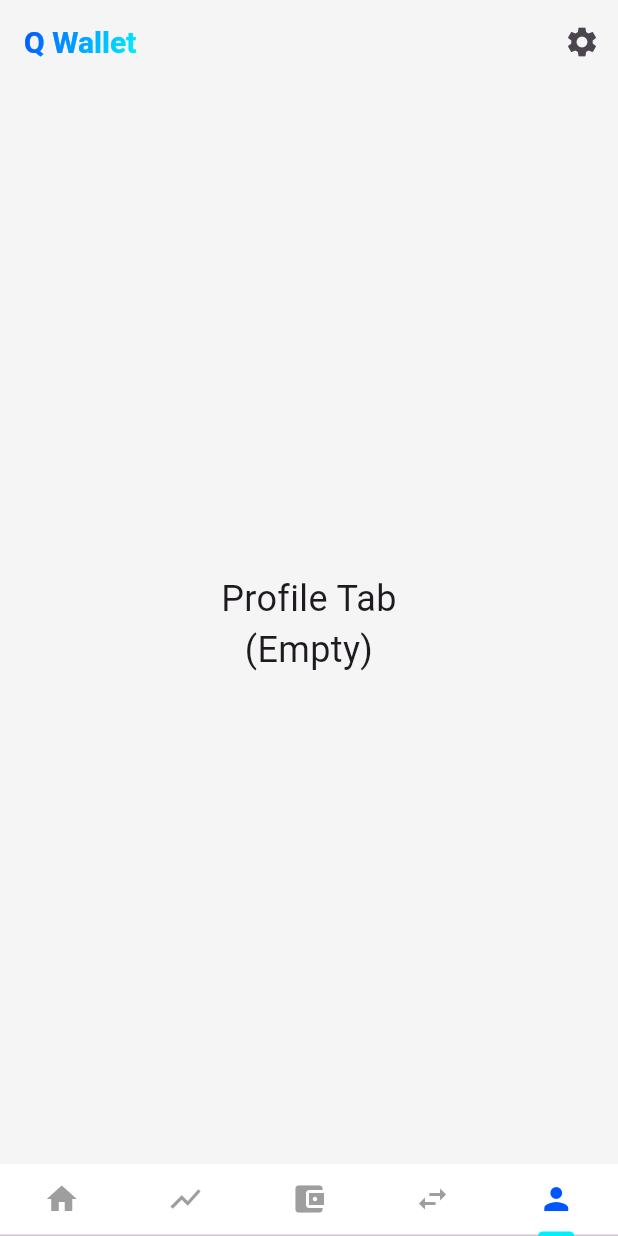
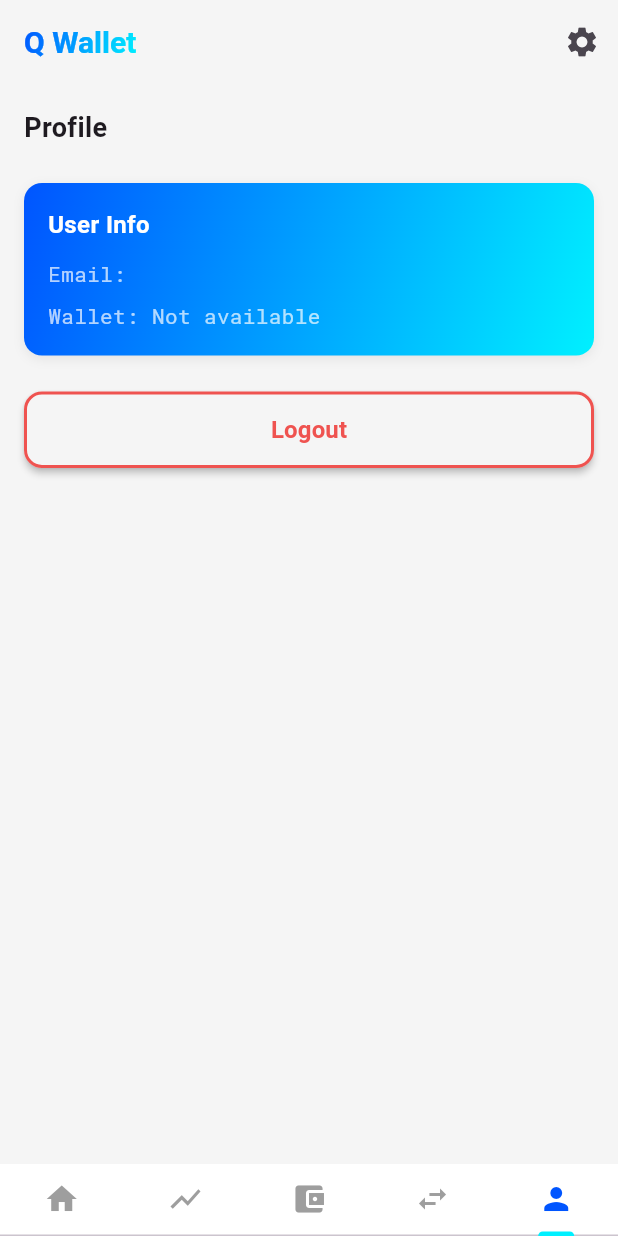
Before and after one commit to zianksm/Eth-Taipei, a Flutter app: the WalletHomePage screen opened directly, item 5 of the bottom bar chosen, on a phone screen of 412 x 824 dp. Run offline on Flutter 3.47's test engine with Material 3 defaults, Android fonts, the phone set to English and light mode, and no system bars; our stand-ins replace firebase_auth, firebase_core, flutter_dotenv, flutter_secure_storage, font_awesome_flutter, google_sign_in; missing offline and left inert: flutter_inappwebview, wallet, web3dart; accounts and stored records are empty.

Commit message:
Added profile tab

```diff
--- a/frontend/q_wallet/lib/pages/home_page.dart
+++ b/frontend/q_wallet/lib/pages/home_page.dart
@@ -3,6 +3,7 @@ import 'package:q_wallet/pages/empty_tab_page.dart';
 import 'package:q_wallet/pages/wallet_tab.dart';
 import 'package:q_wallet/pages/order_book_tab.dart';
 import 'package:q_wallet/pages/transaction_tab.dart';
+import 'package:q_wallet/pages/profile_tab.dart';
 
 class WalletHomePage extends StatefulWidget {
   const WalletHomePage({super.key});
@@ -68,7 +69,7 @@ class _WalletHomePageState extends State<WalletHomePage> with SingleTickerProvid
           EmptyTabPage(tabName: 'Stats'),
           WalletTab(),
           TransactionTab(),
-          EmptyTabPage(tabName: 'Profile'),
+          ProfileTab(),
         ],
       ),
       bottomNavigationBar: Container(
--- /dev/null
+++ b/frontend/q_wallet/lib/pages/profile_tab.dart
@@ -0,0 +1,158 @@
+import 'package:flutter/material.dart';
+import 'package:firebase_auth/firebase_auth.dart';
+import 'package:flutter_secure_storage/flutter_secure_storage.dart';
+import 'package:web3dart/web3dart.dart' as web3;
+import 'package:q_wallet/pages/login_page.dart';
+
+class ProfileTab extends StatefulWidget {
+  const ProfileTab({super.key});
+
+  @override
+  State<ProfileTab> createState() => _ProfileTabState();
+}
+
+class _ProfileTabState extends State<ProfileTab> {
+  String? email;
+  String? walletAddress;
+  bool _isLoading = true;
+
+  @override
+  void initState() {
+    super.initState();
+    _loadProfileData();
+  }
+
+  Future<void> _loadProfileData() async {
+    final user = FirebaseAuth.instance.currentUser;
+    if (user != null) {
+      email = user.email;
+
+      const storage = FlutterSecureStorage();
+      final uid = user.uid;
+      final storedPrivateKey = await storage.read(key: 'privateKey_$uid');
+      if (storedPrivateKey != null) {
+        final credentials = web3.EthPrivateKey.fromHex(storedPrivateKey);
+        walletAddress = '0x' + credentials.address.toString();
+      }
+    }
+    setState(() {
+      _isLoading = false;
+    });
+  }
+
+  Future<void> _logout() async {
+    await FirebaseAuth.instance.signOut();
+    if (mounted) {
+      Navigator.of(context).pushReplacement(
+        MaterialPageRoute(builder: (context) => const LoginPage()),
+      );
+    }
+  }
+
+  @override
+  Widget build(BuildContext context) {
+    const qAccent = Color(0xFF00F0FF);
+    const qGray = Color(0xFFF5F5F5);
+
+    return SingleChildScrollView(
+      child: Padding(
+        padding: const EdgeInsets.all(16.0),
+        child: Column(
+          crossAxisAlignment: CrossAxisAlignment.start,
+          children: [
+            const Text(
+              'Profile',
+              style: TextStyle(fontSize: 18, fontWeight: FontWeight.bold),
+            ),
+            const SizedBox(height: 24),
+
+            // Profile Card
+            Container(
+              width: double.infinity,
+              padding: const EdgeInsets.all(16),
+              decoration: BoxDecoration(
+                gradient: const LinearGradient(
+                  colors: [Color(0xFF0055FF), Color(0xFF00F0FF)],
+                  begin: Alignment.topLeft,
+                  end: Alignment.bottomRight,
+                ),
+                borderRadius: BorderRadius.circular(12),
+                boxShadow: [
+                  BoxShadow(
+                    color: Colors.grey.withOpacity(0.2),
+                    blurRadius: 6,
+                    offset: const Offset(0, 2),
+                  ),
+                ],
+              ),
+              child: _isLoading
+                  ? const Center(
+                      child: CircularProgressIndicator(color: Colors.white),
+                    )
+                  : Column(
+                      crossAxisAlignment: CrossAxisAlignment.start,
+                      children: [
+                        const Text(
+                          'User Info',
+                          style: TextStyle(
+                            fontSize: 16,
+                            fontWeight: FontWeight.bold,
+                            color: Colors.white,
+                          ),
+                        ),
+                        const SizedBox(height: 12),
+                        Text(
+                          'Email: ${email ?? 'Not available'}',
+                          style: const TextStyle(
+                            fontSize: 14,
+                            color: Colors.white70,
+                            fontFamily: 'RobotoMono',
+                          ),
+                        ),
+                        const SizedBox(height: 8),
+                        Text(
+                          'Wallet: ${walletAddress != null ? '${walletAddress!.substring(0, 6)}...${walletAddress!.substring(walletAddress!.length - 4)}' : 'Not available'}',
+                          style: const TextStyle(
+                            fontSize: 14,
+                            color: Colors.white70,
+                            fontFamily: 'RobotoMono',
+                          ),
+                        ),
+                      ],
+                    ),
+            ),
+            const SizedBox(height: 24),
+
+            // Spacer to push logout button to the bottom
+            const Spacer(),
+
+            // Logout Button
+            SizedBox(
+              width: double.infinity,
+              child: ElevatedButton(
+                onPressed: _logout,
+                style: ElevatedButton.styleFrom(
+                  backgroundColor: qGray,
+                  padding: const EdgeInsets.symmetric(vertical: 14),
+                  shape: RoundedRectangleBorder(
+                    borderRadius: BorderRadius.circular(12),
+                    side: BorderSide(color: Colors.red[400]!, width: 2),
+                  ),
+                  elevation: 2,
+                ),
+                child: Text(
+                  'Logout',
+                  style: TextStyle(
+                    fontSize: 16,
+                    fontWeight: FontWeight.bold,
+                    color: Colors.red[400],
+                  ),
+                ),
+              ),
+            ),
+          ],
+        ),
+      ),
+    );
+  }
+}
```
